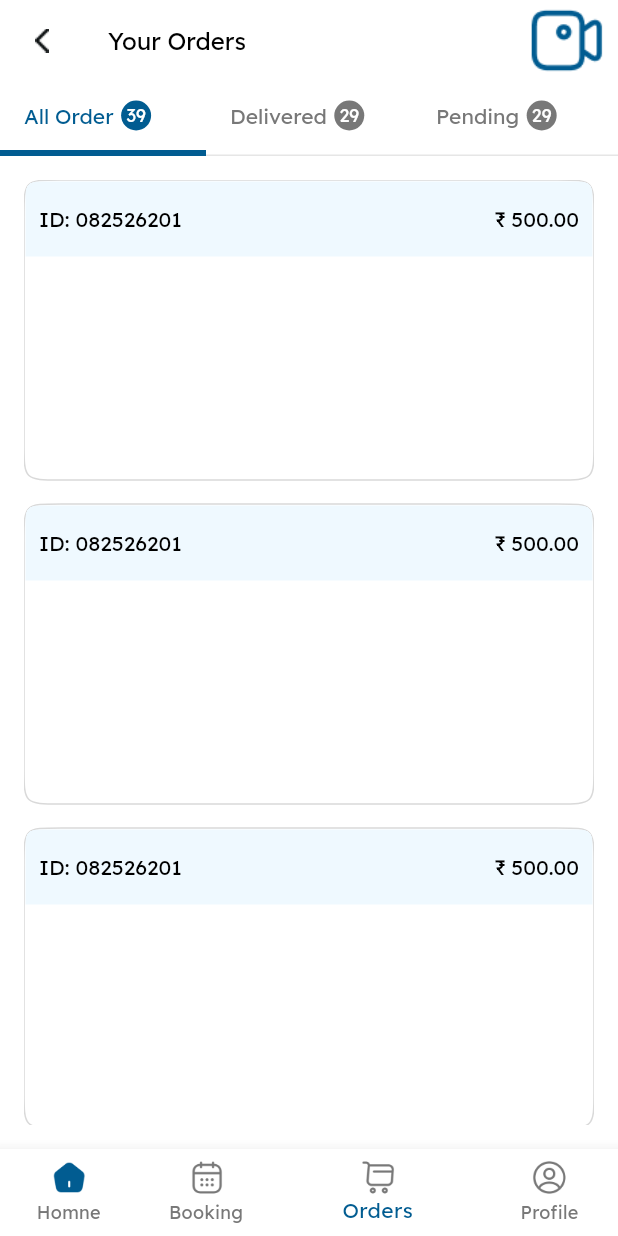
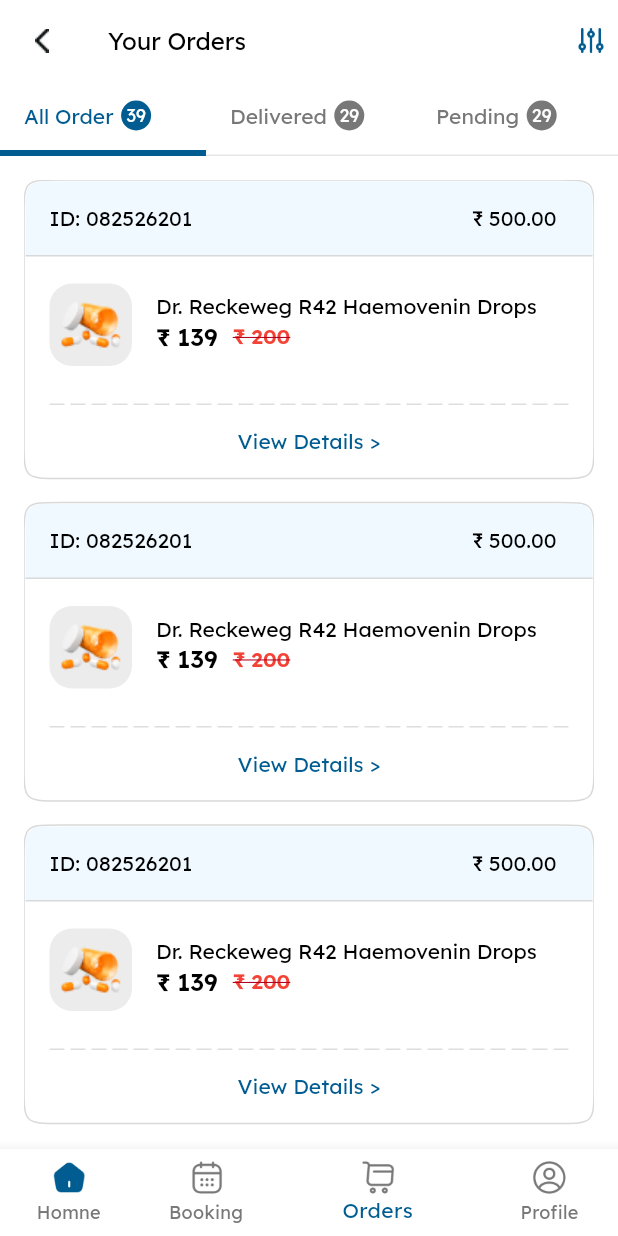
Before and after one commit to DevikaPatelLetmegrab/PharmFlow, a Flutter app: the screen it shows after launch, item 3 of the bottom bar chosen, on a phone screen of 412 x 824 dp. Run offline on Flutter 3.47's test engine with Material 3 defaults, Android fonts, the phone set to English and light mode, and no system bars; drawn by our look-alikes of dotted_line; our stand-ins replace bloc, carousel_slider, dotted_border, dropdown_button2, equatable, flutter_bloc and 7 more; missing offline and left inert: advanced_chips_input, linear_progress_bar.

Commit message:
Order (#21)
* Order Page UI

* Order Page UI(InProgress)

```diff
--- a/lib/core/app_extension/text_style_extension.dart
+++ b/lib/core/app_extension/text_style_extension.dart
@@ -63,5 +63,10 @@ extension StyleExtension on TextStyle {
   TextStyle get weigh300 => copyWith(fontWeight: FontWeight.w300);
 
   TextStyle get weigh500 => copyWith(fontWeight: FontWeight.w500);
+  TextStyle get weigh600 => copyWith(fontWeight: FontWeight.w600);
   TextStyle get weigh800 => copyWith(fontWeight: FontWeight.w800);
+
+  TextStyle get redLineThrough => copyWith(
+      decoration: TextDecoration.lineThrough, decorationColor: AppColors.errorRed);
+
 }
--- a/lib/core/config/app_assets.dart
+++ b/lib/core/config/app_assets.dart
@@ -54,8 +54,8 @@ class AppAssets {
   static String userIcon = 'assets/icon/user.png';
   static String messageOutlineIcon = 'assets/icon/message_outline.png';
   static String videoCallIcon = 'assets/icon/video_call.png';
-  static String orderFilterIcon = 'assets/icon/video_call.png';
   static String searchCallIcon = 'assets/icon/search_call.png';
+  static String orderFilterIcon = 'assets/icon/order_filter.png';
 
   ///logo
 
@@ -69,4 +69,5 @@ class AppAssets {
   static String imageD = 'assets/imageD.png';
   static String image1 = 'assets/image1.png';
   static String image2 = 'assets/image2.png';
+  static String img = 'assets/img.png';
 }
--- a/lib/core/routes/app_routes.dart
+++ b/lib/core/routes/app_routes.dart
@@ -13,5 +13,6 @@ abstract class AppRoutes {
   static const String patientDetailsForm = '/patient_details_form_page';
   static const String patientDetailsPage = '/patient_details_page';
   static const String orderPage = '/order_page';
+  static const String orderDetailPage = '/order_detail_page';
   static const String searchPage = '/search_page';
 }
--- a/lib/core/routes/routes_utils.dart
+++ b/lib/core/routes/routes_utils.dart
@@ -13,6 +13,7 @@ import 'package:pharm_flow/features/my_booking/presentation/pages/my_booking_pag
 import 'package:pharm_flow/features/my_booking/presentation/pages/patient_details_form.dart';
 import 'package:pharm_flow/features/my_booking/presentation/pages/patient_details_page.dart';
 import 'package:pharm_flow/features/search/presentation/pages/search_page.dart';
+import 'package:pharm_flow/features/order/presentation/pages/order_details_page.dart';
 import 'package:pharm_flow/features/splash/presentation/pages/splash_page.dart';
 import 'package:pharm_flow/features/welcome/presentation/pages/welcome_page.dart';
 
@@ -94,6 +95,11 @@ class RoutesUtils {
         name: AppRoutes.searchPage,
         builder: (context, state) => const SearchPage(),
       ),
+      GoRoute(
+        path: AppRoutes.orderDetailPage,
+        name: AppRoutes.orderDetailPage,
+        builder: (context, state) => const OrderDetailsPage(),
+      ),
     ],
   );
 }
--- a/lib/core/utils/squircle/squircle_container.dart
+++ b/lib/core/utils/squircle/squircle_container.dart
@@ -21,7 +21,7 @@ class Squircle extends Container {
     super.child,
     this.radius = AppConstants.defaultSquircleRadius,
     this.backgroundColor,
-    this.borderColor = AppColors.grey78Color,
+    this.borderColor = AppColors.greyD9Color,
     this.side,
     this.gradient,
 
--- a/lib/core/widget/square_icon.dart
+++ b/lib/core/widget/square_icon.dart
@@ -1,3 +1,4 @@
+import 'package:flutter/cupertino.dart';
 import 'package:flutter/material.dart';
 import 'package:pharm_flow/core/utils/app_size.dart';
 
@@ -11,7 +12,7 @@ class SquareIcon extends StatelessWidget {
     this.borderColor = AppColors.greyD9Color,
     this.radius = 15,
     this.iconSize = 20,
-    this.iconPadding,
+    this.iconPadding = EdgeInsets.zero,
     this.iconColor,
     this.bgopacity = .2,
   });
@@ -23,22 +24,25 @@ class SquareIcon extends StatelessWidget {
   final double radius;
   final double iconSize;
   final double bgopacity;
-  final EdgeInsets? iconPadding;
+  final EdgeInsetsGeometry iconPadding;
 
   @override
   Widget build(BuildContext context) {
     return Container(
-      height: context.h(40),
-      width: context.w(40),
+      height: context.h(55),
+      width: context.w(55),
       decoration: BoxDecoration(
           border: Border.all(color: borderColor),
           color: backgroundColor,
           borderRadius: BorderRadius.circular(context.w(radius))),
-      child: Image.asset(
-        iconPath,
-        height: iconSize,
-        width: iconSize,
-        color: iconColor,
+      child: Padding(
+        padding: iconPadding,
+        child: Image.asset(
+          iconPath,
+          height: iconSize,
+          width: iconSize,
+          color: iconColor,
+        ),
       ),
     );
   }
--- a/lib/features/order/presentation/pages/all_order_page.dart
+++ b/lib/features/order/presentation/pages/all_order_page.dart
@@ -1,10 +1,7 @@
 import 'package:flutter/material.dart';
 import 'package:gap/gap.dart';
-import 'package:pharm_flow/core/app_extension/text_style_extension.dart';
-import 'package:pharm_flow/core/config/app_colors.dart';
 import 'package:pharm_flow/core/config/app_dimension.dart';
-import 'package:pharm_flow/core/utils/app_size.dart';
-import 'package:pharm_flow/core/utils/squircle/squircle_container.dart';
+import 'package:pharm_flow/features/order/presentation/widgets/order_item.dart';
 
 class AllOrderPage extends StatelessWidget {
   const AllOrderPage({super.key});
@@ -16,47 +13,10 @@ class AllOrderPage extends StatelessWidget {
       child: ListView.separated(
         itemCount: 10,
         itemBuilder: (context, index) {
-          return Squircle(
-            height: context.h(200),
-            borderColor: AppColors.greyD9Color,
-            child: Column(
-              children: [
-                Squircle(
-                  height: context.h(50),
-                  borderColor: Colors.transparent,
-                  customRadius: const BorderRadius.only(
-                      topRight: Radius.circular(AppDimens.borderRadius15),
-                      topLeft: Radius.circular(AppDimens.borderRadius15)),
-                  backgroundColor: AppColors.blueEFColor,
-                  child: Padding(
-                    padding: const EdgeInsets.all(AppDimens.space8),
-                    child: Row(
-                      mainAxisAlignment: MainAxisAlignment.spaceBetween,
-                      children: [
-                        Text(
-                          'ID: 082526201',
-                          style: context.md14.withBlack,
-                        ),
-                        Text(
-                          '₹ 500.00',
-                          style: context.md14.withBlack,
-                        ),
-                      ],
-                    ),
-                  ),
-                ),
-                Padding(
-                  padding: const EdgeInsets.all(AppDimens.space16),
-                  child: Column(
-                    children: [],
-                  ),
-                )
-              ],
-            ),
-          );
+          return const OrderItem();
         },
         separatorBuilder: (BuildContext context, int index) {
-          return Gap(AppDimens.space16);
+          return const Gap(AppDimens.space16);
         },
       ),
     );
--- a/lib/features/order/presentation/pages/order_page.dart
+++ b/lib/features/order/presentation/pages/order_page.dart
@@ -109,7 +109,10 @@ class _OrderPageState extends State<OrderPage>
         actions: [
           Padding(
             padding: const EdgeInsets.symmetric(horizontal: AppDimens.space8),
-            child: AppAssetImage(imagePath: AppAssets.orderFilterIcon),
+            child: AppAssetImage(
+              imagePath: AppAssets.orderFilterIcon,
+              size: 20,
+            ),
           )
         ],
       ),
--- /dev/null
+++ b/lib/features/order/presentation/widgets/common_medicine_summary.dart
@@ -0,0 +1,42 @@
+import 'package:flutter/material.dart';
+import 'package:gap/gap.dart';
+import 'package:pharm_flow/core/app_extension/text_style_extension.dart';
+import 'package:pharm_flow/core/config/app_assets.dart';
+import 'package:pharm_flow/core/config/app_colors.dart';
+import 'package:pharm_flow/core/config/app_dimension.dart';
+import 'package:pharm_flow/core/widget/square_icon.dart';
+
+class CommonMedicineSummary extends StatelessWidget {
+  const CommonMedicineSummary({super.key});
+
+  @override
+  Widget build(BuildContext context) {
+    return ListTile(
+      isThreeLine: true,
+      leading: SquareIcon(
+          borderColor: AppColors.transparent,
+          iconPadding: const EdgeInsets.all(AppDimens.space5),
+          iconPath: AppAssets.img,
+          backgroundColor: AppColors.greyECColor),
+      title: Text(
+        'Dr. Reckeweg R42 Haemovenin Drops',
+        style: context.md14,
+      ),
+      subtitle: IntrinsicHeight(
+        child: Row(
+          children: [
+            Text(
+              '₹ 139',
+              style: context.x16.weigh600,
+            ),
+             Gap(AppDimens.space10),
+            Text(
+              '₹ 200',
+              style: context.md14.weigh600.withRed.redLineThrough,
+            ),
+          ],
+        ),
+      ),
+    );
+  }
+}
--- /dev/null
+++ b/lib/features/order/presentation/widgets/order_item.dart
@@ -0,0 +1,76 @@
+import 'package:dotted_line/dotted_line.dart';
+import 'package:flutter/material.dart';
+import 'package:gap/gap.dart';
+import 'package:pharm_flow/core/app_extension/text_style_extension.dart';
+import 'package:pharm_flow/core/config/app_assets.dart';
+import 'package:pharm_flow/core/config/app_colors.dart';
+import 'package:pharm_flow/core/config/app_dimension.dart';
+import 'package:pharm_flow/core/routes/app_routes.dart';
+import 'package:pharm_flow/core/routes/navigation_services.dart';
+import 'package:pharm_flow/core/utils/app_size.dart';
+import 'package:pharm_flow/core/utils/squircle/squircle_container.dart';
+import 'package:pharm_flow/core/widget/square_icon.dart';
+import 'package:pharm_flow/features/order/presentation/widgets/common_medicine_summary.dart';
+
+class OrderItem extends StatelessWidget {
+  const OrderItem({super.key});
+
+  @override
+  Widget build(BuildContext context) {
+    return Squircle(
+      // height: context.h(200),
+      borderColor: AppColors.greyD9Color,
+      child: Column(
+        children: [
+          Container(
+            height: context.h(50),
+            decoration: const BoxDecoration(
+              border: Border(
+                bottom: BorderSide(
+                  color: AppColors.greyD9Color,
+                ),
+              ),
+              color: AppColors.blueEFColor,
+              borderRadius: BorderRadius.only(
+                  topRight: Radius.circular(AppDimens.borderRadius10),
+                  topLeft: Radius.circular(AppDimens.borderRadius10)),
+            ),
+            child: ListTile(
+              dense: true,
+              visualDensity:
+              const VisualDensity(horizontal: 0, vertical: 0),
+              leading: Text(
+                'ID: 082526201',
+                style: context.md14.withBlack,
+              ),
+              trailing: Text(
+                '₹ 500.00',
+                style: context.md14.withBlack,
+              ),
+            ),
+          ),
+          const Gap(AppDimens.space10),
+          CommonMedicineSummary(),
+          const Padding(
+            padding: EdgeInsets.symmetric(horizontal: 16),
+            child: DottedLine(
+              dashLength: 10,
+              dashColor: AppColors.greyDEColor,
+            ),
+          ),
+          TextButton(
+            style: TextButton.styleFrom(
+                overlayColor: AppColors.transparent),
+            child: Text(
+              'View Details >',
+              style: context.md14.withPrimary,
+            ),
+            onPressed: () {
+              NavigationServices().pushName(AppRoutes.orderDetailPage);
+            },
+          ),
+        ],
+      ),
+    );
+  }
+}
--- a/pubspec.yaml
+++ b/pubspec.yaml
@@ -40,6 +40,7 @@ dependencies:
   advanced_chips_input: ^0.1.5
   dotted_border: ^2.1.0
   carousel_slider: ^4.2.1
+  dotted_line: ^3.2.2
 
   bloc: ^8.1.4
   equatable: ^2.0.5
```
Also changed, not shown: lib/features/order/presentation/pages/order_details_page.dart (added, +64 -0 lines), lib/features/order/presentation/widgets/delivery_estimate.dart (added, +92 -0 lines), lib/features/order/presentation/widgets/payment_details.dart (added, +52 -0 lines), lib/features/order/presentation/widgets/step_view.dart (added, +84 -0 lines), assets/img.png (added), pubspec.lock.
